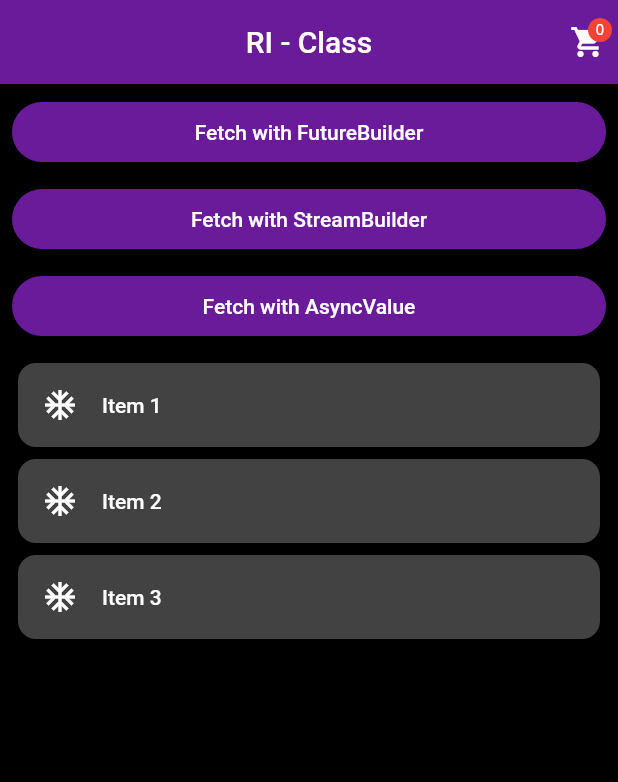
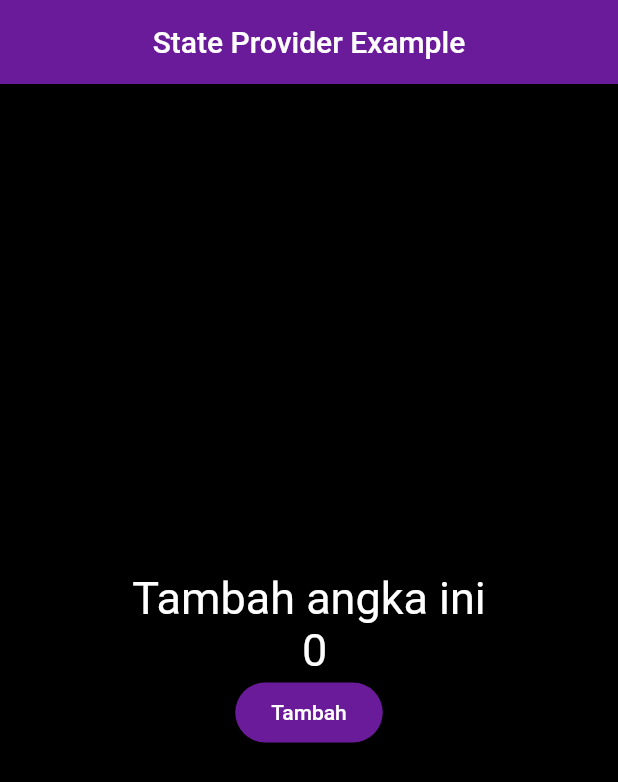
Before and after one commit to saylhendra/ric, a Flutter app: the screen it shows after launch, on a phone screen of 412 x 824 dp. Shown: the top 782 px of the screen. Run offline on Flutter 3.47's test engine with Material 2 defaults, Android fonts, the phone set to English and light mode, and no system bars; our stand-ins replace dio, hooks_riverpod, logger.

Commit message:
dart fixed

```diff
--- a/lib/src/app.dart
+++ b/lib/src/app.dart
@@ -4,8 +4,7 @@ import 'package:ric_apps/src/fetch_with_feature_builder.dart';
 import 'package:ric_apps/src/fetch_with_stream_builder.dart';
 import 'package:ric_apps/src/notification_screen.dart';
 import 'package:ric_apps/src/product_screen.dart';
-
-import 'home_screen.dart';
+import 'package:ric_apps/src/state_provider_used.dart';
 
 class MyApp extends StatelessWidget {
   const MyApp({super.key});
@@ -44,7 +43,8 @@ class MyApp extends StatelessWidget {
       debugShowCheckedModeBanner: false,
       initialRoute: '/',
       routes: {
-        '/': (context) => const HomeScreen(),
+        // '/': (context) => const HomeScreen(),
+        '/': (context) => const StateProviderUsed(),
         ProductScreen.routeName: (context) => const ProductScreen(),
         NotificationScreen.routeName: (context) => const NotificationScreen(),
         FetchWithFutureBuilder.routeName: (context) => const FetchWithFutureBuilder(),
--- a/lib/src/home_screen.dart
+++ b/lib/src/home_screen.dart
@@ -45,19 +45,19 @@ class _HomeScreenState extends State<HomeScreen> {
                     Navigator.of(context).pushReplacementNamed(FetchWithFutureBuilder.routeName);
                   },
                   child: const Text('Fetch with FutureBuilder')),
-              SizedBox(height: 10.0),
+              const SizedBox(height: 10.0),
               FilledButton(
                   onPressed: () {
                     Navigator.of(context).pushReplacementNamed(FetchWithStreamBuilder.routeName);
                   },
                   child: const Text('Fetch with StreamBuilder')),
-              SizedBox(height: 10.0),
+              const SizedBox(height: 10.0),
               FilledButton(
                   onPressed: () {
                     Navigator.of(context).pushReplacementNamed(FetchWithAsyncValue.routeName);
                   },
                   child: const Text('Fetch with AsyncValue')),
-              SizedBox(height: 10.0),
+              const SizedBox(height: 10.0),
               Card(
                 child: ListTile(
                   onTap: () => addToCart(),
--- a/lib/src/notification_screen.dart
+++ b/lib/src/notification_screen.dart
@@ -27,7 +27,7 @@ class NotificationScreen extends StatelessWidget {
       body: ListView.builder(
         itemCount: myList.length,
         itemBuilder: (context, index) {
-          return ListTile(
+          return const ListTile(
             title: Text('Item'),
           );
         },
--- /dev/null
+++ b/lib/src/state_provider_used.dart
@@ -0,0 +1,36 @@
+import 'package:flutter/material.dart';
+import 'package:hooks_riverpod/hooks_riverpod.dart';
+
+final counterProvider = StateProvider<int>((ref) => 0);
+
+class StateProviderUsed extends ConsumerWidget {
+  const StateProviderUsed({super.key});
+
+  @override
+  Widget build(BuildContext context, WidgetRef ref) {
+    final counterState = ref.watch(counterProvider);
+    return Scaffold(
+      appBar: AppBar(title: const Text('State Provider Example')),
+      body: Center(
+        child: SizedBox(
+          child: Column(
+            mainAxisAlignment: MainAxisAlignment.center,
+            children: [
+              Text(
+                'Tambah angka ini\n $counterState',
+                textAlign: TextAlign.center,
+                style: const TextStyle(fontSize: 30),
+              ),
+              FilledButton(
+                onPressed: () {
+                  ref.read(counterProvider.notifier).state++;
+                },
+                child: const Text('Tambah'),
+              ),
+            ],
+          ),
+        ),
+      ),
+    );
+  }
+}
```
Also changed, not shown: lib/src/fetch_with_asyncvalue.dart (+6 -9 lines), lib/src/fetch_with_feature_builder.dart (+2 -6 lines), lib/src/provider_used.dart (added, +22 -0 lines).
